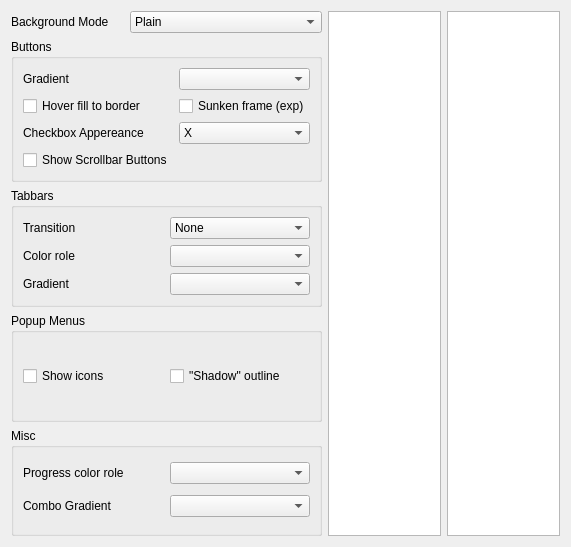
The window that config/config.ui (deiv/bespin-pkg) describes before a commit, drawn with Qt 5.
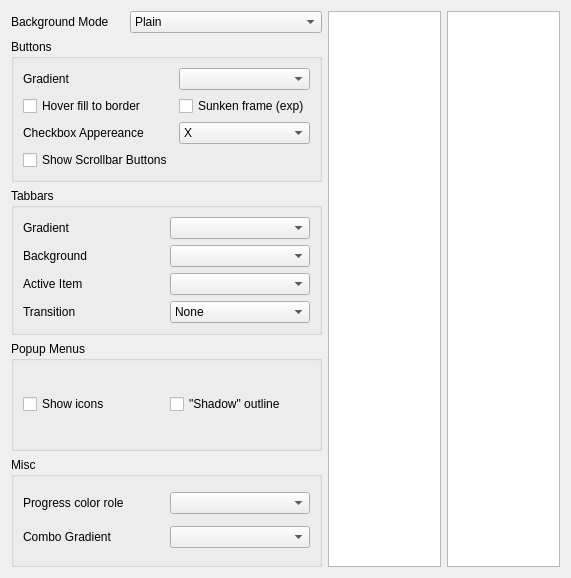
The same window after the commit.

Commit message: progressbar, toolboxes, checkboxes (x), dialog support for selected tab color

```diff
--- a/config/config.ui
+++ b/config/config.ui
@@ -6,7 +6,7 @@
     <x>0</x>
     <y>0</y>
     <width>571</width>
-    <height>547</height>
+    <height>578</height>
    </rect>
   </property>
   <property name="windowTitle" >
@@ -148,13 +148,43 @@
      </property>
      <layout class="QGridLayout" >
       <item row="0" column="0" >
+       <widget class="QLabel" name="label_2" >
+        <property name="text" >
+         <string>Gradient</string>
+        </property>
+       </widget>
+      </item>
+      <item row="0" column="1" >
+       <widget class="QComboBox" name="gradTab" />
+      </item>
+      <item row="1" column="0" >
+       <widget class="QLabel" name="label_5" >
+        <property name="text" >
+         <string>Background</string>
+        </property>
+       </widget>
+      </item>
+      <item row="1" column="1" >
+       <widget class="QComboBox" name="crTabBar" />
+      </item>
+      <item row="2" column="0" >
+       <widget class="QLabel" name="label_4" >
+        <property name="text" >
+         <string>Active Item</string>
+        </property>
+       </widget>
+      </item>
+      <item row="2" column="1" >
+       <widget class="QComboBox" name="crTabBarActive" />
+      </item>
+      <item row="3" column="0" >
        <widget class="QLabel" name="label_7" >
         <property name="text" >
          <string>Transition</string>
         </property>
        </widget>
       </item>
-      <item row="0" column="1" >
+      <item row="3" column="1" >
        <widget class="QComboBox" name="tabTransition" >
         <item>
          <property name="text" >
@@ -213,26 +243,6 @@
         </item>
        </widget>
       </item>
-      <item row="1" column="0" >
-       <widget class="QLabel" name="label_5" >
-        <property name="text" >
-         <string>Color role</string>
-        </property>
-       </widget>
-      </item>
-      <item row="1" column="1" >
-       <widget class="QComboBox" name="crTabBar" />
-      </item>
-      <item row="2" column="0" >
-       <widget class="QLabel" name="label_2" >
-        <property name="text" >
-         <string>Gradient</string>
-        </property>
-       </widget>
-      </item>
-      <item row="2" column="1" >
-       <widget class="QComboBox" name="gradTab" />
-      </item>
      </layout>
     </widget>
    </item>
```
The commit also changes 8 other files.
